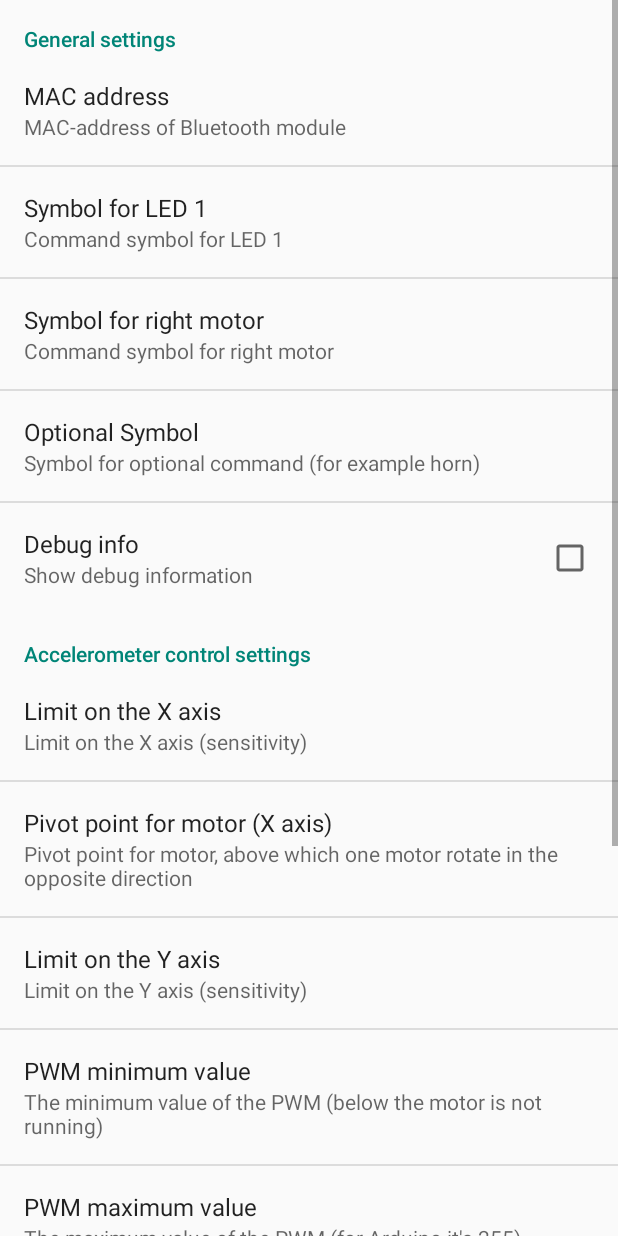
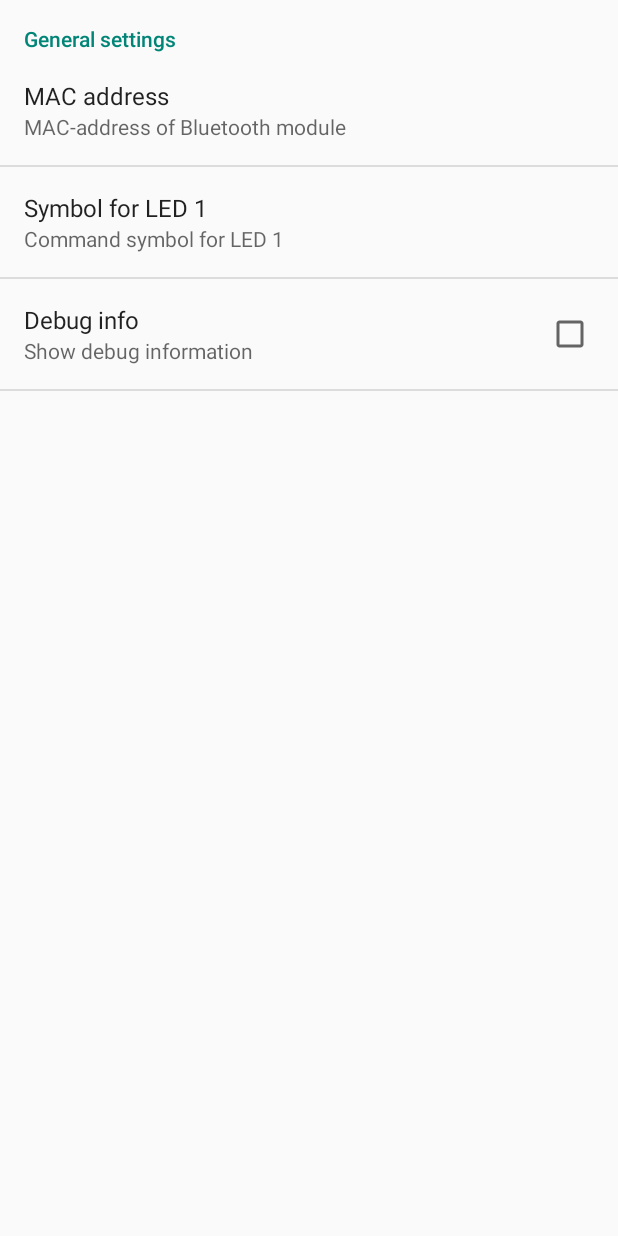
Before and after one commit to reginalio/HHCARDCocktailGame, an Android app: the screen it shows after launch (SetPreferenceActivity), in the options menu, after a tap on "Settings", on a phone screen of 412 x 824 dp. Run offline under Robolectric (Android 15) with nearby library versions, the phone set to English and light mode, and no system bars.

Commit message:
added some png files

```diff
--- a/app/src/main/AndroidManifest.xml
+++ b/app/src/main/AndroidManifest.xml
@@ -7,7 +7,7 @@
 
     <application
         android:allowBackup="true"
-        android:icon="@mipmap/ic_launcher"
+        android:icon="@mipmap/icon"
         android:label="@string/app_name"
         android:theme="@style/AppTheme"       >
         <activity
--- a/app/src/main/java/hhcard/cocktailgame/MainActivity.java
+++ b/app/src/main/java/hhcard/cocktailgame/MainActivity.java
@@ -22,7 +22,7 @@ public class MainActivity extends ActionBarActivity {
         setContentView(R.layout.activity_main);
 
         // Simple array with a list of my favorite TV shows
-        String[] cocktails = {"cocktail 1", "Coming soon"};
+        String[] cocktails = {"Screwdriver", "Strawberry Daiquiri", "Margarita", "Pina Colada" };
 
         // The ListAdapter acts as a bridge between the data and each ListItem
         // You fill the ListView with a ListAdapter. You pass it a context represented by
--- a/app/src/main/java/hhcard/cocktailgame/MakeCocktailScreen.java
+++ b/app/src/main/java/hhcard/cocktailgame/MakeCocktailScreen.java
@@ -11,6 +11,9 @@ import android.widget.TextView;
 import org.w3c.dom.Text;
 
 public class MakeCocktailScreen extends Activity implements View.OnClickListener{
+    int state = 0;
+    String[] ingredient = {"Vodka", "Orange Juice"};
+
     @Override
     protected void onCreate(Bundle savedInstanceState) {
         super.onCreate(savedInstanceState);
@@ -21,20 +24,20 @@ public class MakeCocktailScreen extends Activity implements View.OnClickListener
         String previousActivity = cocktailToBeMade.getExtras().getString("whichCocktail");
 
         TextView youAreMaking = (TextView) findViewById(R.id.cocktail_chosen);
-        youAreMaking.setText("Let's make " + previousActivity);
+        youAreMaking.setText("Let's make " + previousActivity + "\n Choose" + ingredient[state]);
 
-        TextView whatToChooseTextView = (TextView) findViewById(R.id.select_cocktail);
+       // TextView whatToChooseTextView = (TextView) findViewById(R.id.select_cocktail);
 
         ImageButton vodkaImageButton = (ImageButton) findViewById(R.id.vodka);
         vodkaImageButton.setOnClickListener(this);
         ImageButton ojImageButton = (ImageButton) findViewById(R.id.orangeJuice);
         ojImageButton.setOnClickListener(this);
 
-        ImageButton iceImageButton = (ImageButton) findViewById(R.id.ice);
-        iceImageButton.setOnClickListener(this);
+//        ImageButton iceImageButton = (ImageButton) findViewById(R.id.ice);
+//        iceImageButton.setOnClickListener(this);
 
         // choose vodka first, then orange juice
-        whatToChooseTextView.setText("Select vodka");
+//        whatToChooseTextView.setText("Select vodka");
 
 
 
@@ -50,10 +53,10 @@ public class MakeCocktailScreen extends Activity implements View.OnClickListener
                 Intent intent_oj = new Intent(this, PourLiquidScreen.class);
                 startActivity(intent_oj);
                 break;
-            case R.id.ice:
-                Intent intent_ice = new Intent(this, PourLiquidScreen.class);
-                startActivity(intent_ice);
-                break;
+//            case R.id.ice:
+//                Intent intent_ice = new Intent(this, PourLiquidScreen.class);
+//                startActivity(intent_ice);
+//                break;
             default:
                 break;
         }
--- a/app/src/main/java/hhcard/cocktailgame/MyAdapter.java
+++ b/app/src/main/java/hhcard/cocktailgame/MyAdapter.java
@@ -47,8 +47,10 @@ class MyAdapter extends ArrayAdapter<String> {
         // Get the ImageView in the layout
         ImageView theImageView = (ImageView) theView.findViewById(R.id.imageView1);
 
+       int[] cocktailIcon = {R.drawable.screwdriver, R.drawable.strawberry_daiquiri,
+               R.drawable.margarita, R.drawable.pina_colada};
         // We can set a ImageView like this
-        theImageView.setImageResource(R.drawable.cocktail_icon);
+        theImageView.setImageResource(cocktailIcon[position]);
 
         return theView;
 
--- a/app/src/main/java/hhcard/cocktailgame/PourLiquidScreen.java
+++ b/app/src/main/java/hhcard/cocktailgame/PourLiquidScreen.java
@@ -100,8 +100,6 @@ public class PourLiquidScreen extends Activity implements SensorEventListener{
     };
 
     public void onSensorChanged(SensorEvent e) {
-        String directionL = "";
-        String directionR = "";
         String cmdSend;
         boolean pouring;
         float xRaw, yRaw;		// RAW-value from Accelerometer sensor (RAW-�������� �� ��������������)
--- a/app/src/main/res/values/strings.xml
+++ b/app/src/main/res/values/strings.xml
@@ -5,4 +5,5 @@
     <string name="action_settings">Settings</string>
     <string name="select_cocktail">Select a cocktail</string>
     <string name="choose_mixer">Choose mixer</string>
+    <string name="default_MAC">98:D3:31:50:0F:2A</string>
 </resources>
--- a/app/src/main/res/xml/pref.xml
+++ b/app/src/main/res/xml/pref.xml
@@ -11,25 +11,25 @@ xmlns:android="http://schemas.android.com/apk/res/android">
         android:key="pref_MAC_address"
         android:title="MAC address"
         android:summary="MAC-address of Bluetooth module"
-        android:defaultValue="@+string/default_MAC" />
+        android:defaultValue="@string/default_MAC" />
 
     <EditTextPreference
         android:key="pref_commandL1"
         android:title="Symbol for LED 1"
         android:summary="Command symbol for LED 1"
-        android:defaultValue="@+string/default_commandL1" />
+        android:defaultValue="A" />
 
-    <EditTextPreference
-        android:key="pref_commandRight"
-        android:title="Symbol for right motor"
-        android:summary="Command symbol for right motor"
-        android:defaultValue="@+string/default_commandRight" />
+    <!--<EditTextPreference-->
+        <!--android:key="pref_commandRight"-->
+        <!--android:title="Symbol for right motor"-->
+        <!--android:summary="Command symbol for right motor"-->
+        <!--android:defaultValue="@+string/default_commandRight" />-->
 
-    <EditTextPreference
-        android:key="pref_commandHorn"
-        android:title="Optional Symbol"
-        android:summary="Symbol for optional command (for example horn)"
-        android:defaultValue="@+string/default_commandHorn" />
+    <!--<EditTextPreference-->
+        <!--android:key="pref_commandHorn"-->
+        <!--android:title="Optional Symbol"-->
+        <!--android:summary="Symbol for optional command (for example horn)"-->
+        <!--android:defaultValue="@+string/default_commandHorn" />-->
 
     <CheckBoxPreference
         android:key="pref_Debug"
@@ -39,73 +39,4 @@ xmlns:android="http://schemas.android.com/apk/res/android">
 
 </PreferenceCategory>
 
-<PreferenceCategory
-    android:key="pref_Accel"
-    android:title="Accelerometer control settings"
-    android:summary="Accelerometer control settings">
-
-    <EditTextPreference
-        android:key="pref_xMax"
-        android:title="Limit on the X axis"
-        android:summary="Limit on the X axis (sensitivity)"
-        android:defaultValue="@+string/default_xMax" />
-
-    <EditTextPreference
-        android:key="pref_xR"
-        android:title="Pivot point for motor (X axis)"
-        android:summary="Pivot point for motor, above which one motor rotate in the opposite direction"
-        android:defaultValue="@+string/default_xR" />
-
-    <EditTextPreference
-        android:key="pref_yMax"
-        android:title="Limit on the Y axis"
-        android:summary="Limit on the Y axis (sensitivity)"
-        android:defaultValue="@+string/default_yMax" />
-
-    <EditTextPreference
-        android:key="pref_yThreshold"
-        android:title="PWM minimum value"
-        android:summary="The minimum value of the PWM (below the motor is not running)"
-        android:defaultValue="@+string/default_yThreshold" />
-
-    <EditTextPreference
-        android:key="pref_pwmMax"
-        android:title="PWM maximum value"
-        android:summary="The maximum value of the PWM (for Arduino it's 255)"
-        android:defaultValue="@+string/default_pwmMax" />
-
-</PreferenceCategory>
-
-<PreferenceCategory
-    android:key="pref_Buttons"
-    android:title="Buttons control settings"
-    android:summary="Buttons control settings">
-
-    <EditTextPreference
-        android:key="pref_pwmBtnMotorLeft"
-        android:title="Left PWM value"
-        android:summary="Left PWM constant value"
-        android:defaultValue="@+string/default_pwmBtnMotorLeft" />
-
-    <EditTextPreference
-        android:key="pref_pwmBtnMotorRight"
-        android:title="Right PWM value"
-        android:summary="Right PWM constant value"
-        android:defaultValue="@+string/default_pwmBtnMotorRight" />
-
-</PreferenceCategory>
-
-<PreferenceCategory
-    android:key="pref_Touch"
-    android:title="Touch control settings"
-    android:summary="Touch control settings">
-
-    <EditTextPreference
-        android:key="pref_xRperc"
-        android:title="Pivot point for motor (X axis) percent"
-        android:summary="Pivot point for motor (in percent), above which one motor rotate in the opposite direction"
-        android:defaultValue="@+string/default_xRperc" />
-
-</PreferenceCategory>
-
 </PreferenceScreen>
```
Also changed, not shown: app/src/main/res/layout/activity_makecocktailscreen.xml (+31 -26 lines), app/src/main/res/drawable/orange_juice.png.
